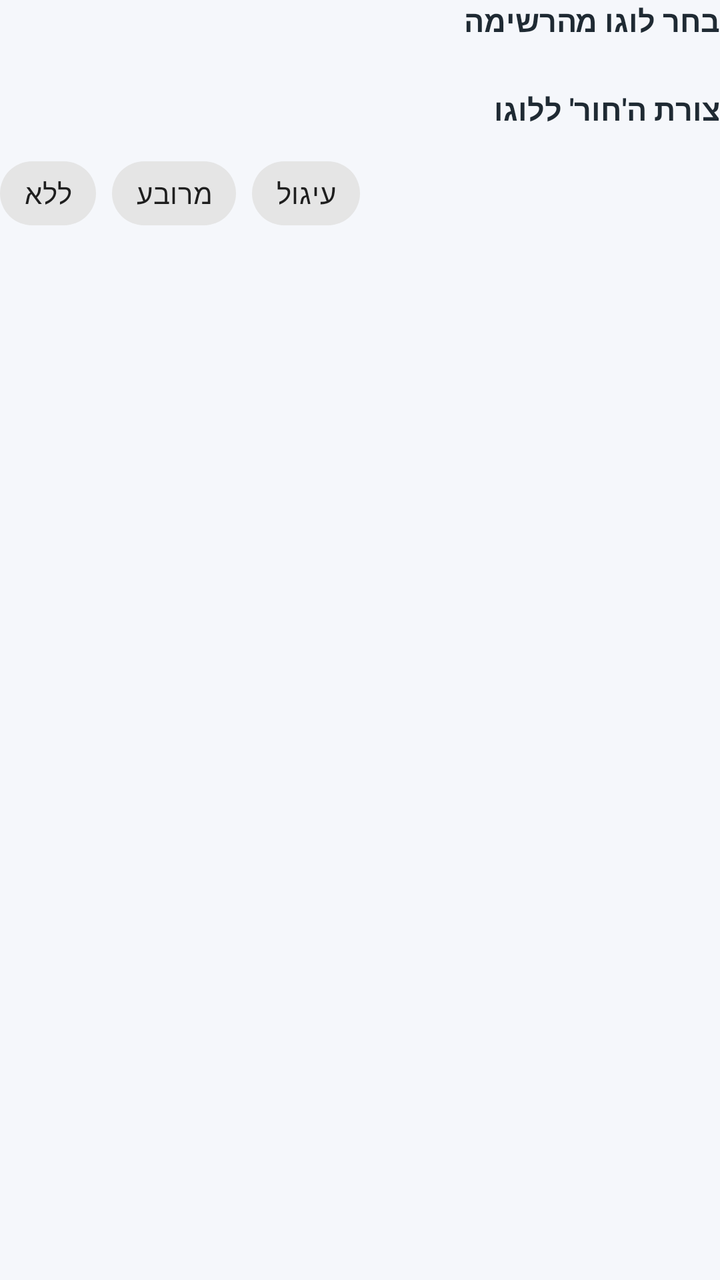
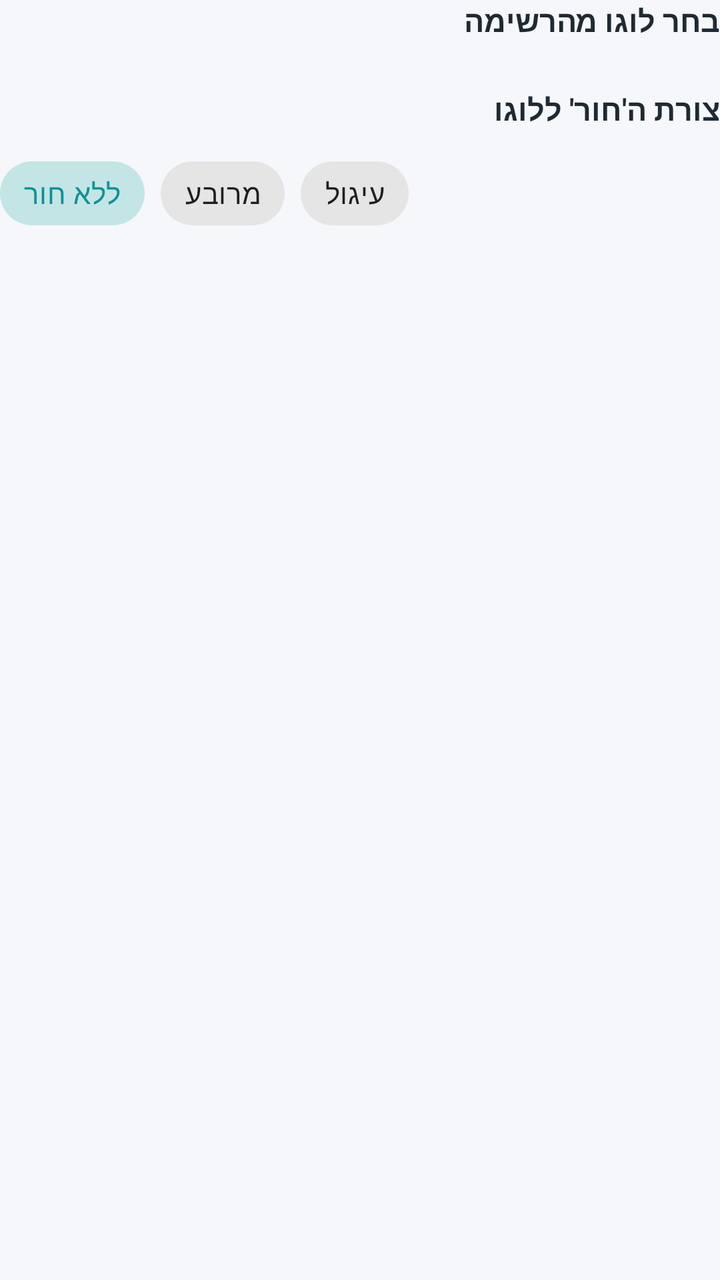

Screens rendered from an Android XML layout before and after an edit, with the pre-edit source and the edit as a unified diff.
<!-- AndroidManifest.xml: application theme Theme.MyApplication -->
<!-- res/layout/layout_qr_style_logo.xml -->
<?xml version="1.0" encoding="utf-8"?>
<LinearLayout xmlns:android="http://schemas.android.com/apk/res/android"
    xmlns:app="http://schemas.android.com/apk/res-auto"
    android:layout_width="match_parent"
    android:layout_height="wrap_content"
    android:orientation="vertical">

    <TextView
        android:layout_width="wrap_content"
        android:layout_height="wrap_content"
        android:layout_gravity="end"
        android:text="בחר לוגו מהרשימה"
        android:textColor="@color/text_main"
        android:textSize="15sp"
        android:textStyle="bold" />

    <androidx.recyclerview.widget.RecyclerView
        android:id="@+id/logoRecyclerView"
        android:layout_width="match_parent"
        android:layout_height="wrap_content"
        android:layout_marginTop="8dp" />

    <TextView
        android:layout_width="wrap_content"
        android:layout_height="wrap_content"
        android:layout_gravity="end"
        android:layout_marginTop="16dp"
        android:text="צורת ה'חור' ללוגו"
        android:textColor="@color/text_main"
        android:textSize="15sp"
        android:textStyle="bold" />

    <com.google.android.material.chip.ChipGroup
        android:id="@+id/logoShapeGroup"
        android:layout_width="match_parent"
        android:layout_height="wrap_content"
        android:layout_marginTop="8dp"
        app:singleSelection="true">

        <com.google.android.material.chip.Chip
            android:id="@+id/logoNone"
            style="@style/Widget.MaterialComponents.Chip.Choice"
            android:layout_width="wrap_content"
            android:layout_height="wrap_content"
            android:text="ללא" />

        <com.google.android.material.chip.Chip
            android:id="@+id/logoSquare"
            style="@style/Widget.MaterialComponents.Chip.Choice"
            android:layout_width="wrap_content"
            android:layout_height="wrap_content"
            android:text="מרובע" />

        <com.google.android.material.chip.Chip
            android:id="@+id/logoCircle"
            style="@style/Widget.MaterialComponents.Chip.Choice"
            android:layout_width="wrap_content"
            android:layout_height="wrap_content"
            android:text="עיגול" />
    </com.google.android.material.chip.ChipGroup>

</LinearLayout>
<!-- resources referenced by this layout -->
<resources>
  <color name="text_main">#1F2A33</color>
  <style name="Theme.MyApplication" parent="Theme.MaterialComponents.Light.NoActionBar">
          <item name="colorPrimary">@color/primary</item>
          <item name="colorPrimaryVariant">@color/primary_variant</item>
          <item name="colorOnPrimary">@color/on_primary</item>
          <item name="android:windowBackground">@color/background</item>
          <item name="android:statusBarColor">@color/background</item>
          <item name="android:windowLightStatusBar">true</item>
      </style>
  <color name="primary">#0A9396</color>
  <color name="primary_variant">#005F73</color>
  <color name="on_primary">#FFFFFF</color>
  <color name="background">#F5F7FB</color>
</resources>

<!-- the commit's change to res/layout/layout_qr_style_logo.xml (unified diff, before → after) -->
@@ -38,11 +38,12 @@
         app:singleSelection="true">
 
         <com.google.android.material.chip.Chip
-            android:id="@+id/logoNone"
+            android:id="@+id/logoOverlay"
             style="@style/Widget.MaterialComponents.Chip.Choice"
             android:layout_width="wrap_content"
             android:layout_height="wrap_content"
-            android:text="ללא" />
+            android:checked="true"
+            android:text="ללא חור" />
 
         <com.google.android.material.chip.Chip
             android:id="@+id/logoSquare"
